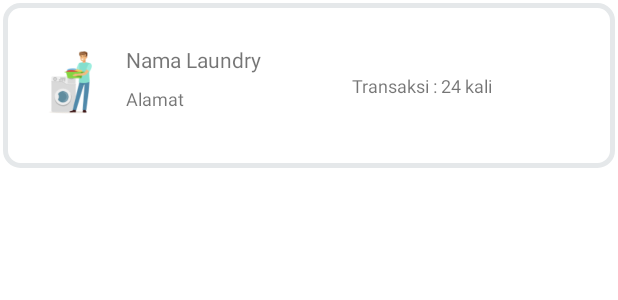
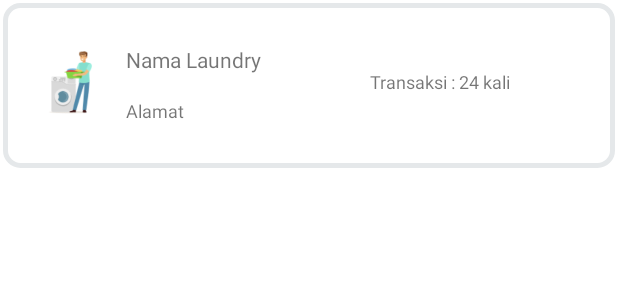
Before and after one commit to alexistdev/elaundry, an Android app: the layout single_list_laundry.xml on its own in the app's theme, with its tools: preview values and no code run, on a phone screen of 412 x 824 dp. Shown: the top 300 px of the screen. Run offline under Robolectric (Android 15) with nearby library versions, the phone set to English and light mode, and no system bars.

Commit message:
Laundry Adapter

```diff
--- a/Android-App/app/src/main/java/com/coder/elaundry_apps/api/APIService.java
+++ b/Android-App/app/src/main/java/com/coder/elaundry_apps/api/APIService.java
@@ -14,9 +14,15 @@ import retrofit2.Retrofit;
 import retrofit2.converter.gson.GsonConverterFactory;
 import retrofit2.http.Field;
 import retrofit2.http.FormUrlEncoded;
+import retrofit2.http.GET;
 import retrofit2.http.POST;
 
 public interface APIService {
+
+
+    @GET("api/v1/list_laundry")
+    Call<LoginModel> getLaundry(@Field("email") String email,
+                               @Field("password") String password);
 
     @FormUrlEncoded
     @POST("api/v1/auth")
--- a/Android-App/app/src/main/res/layout/single_list_laundry.xml
+++ b/Android-App/app/src/main/res/layout/single_list_laundry.xml
@@ -1,10 +1,11 @@
 <?xml version="1.0" encoding="utf-8"?>
 <androidx.constraintlayout.widget.ConstraintLayout xmlns:android="http://schemas.android.com/apk/res/android"
     xmlns:app="http://schemas.android.com/apk/res-auto"
-    android:background="@drawable/border_card"
+    xmlns:tools="http://schemas.android.com/tools"
+    android:layout_width="match_parent"
+    android:layout_height="wrap_content"
     android:layout_margin="2dp"
-    android:layout_width="match_parent"
-    android:layout_height="wrap_content">
+    android:background="@drawable/border_card">
 
 
     <ImageView
@@ -12,15 +13,15 @@
         android:layout_width="50sp"
         android:layout_height="70sp"
         android:layout_margin="20sp"
+        android:contentDescription="@string/imageContent"
         android:src="@drawable/laundry"
-        android:contentDescription="@string/imageContent"
         app:layout_constraintBottom_toBottomOf="parent"
         app:layout_constraintStart_toStartOf="parent"
         app:layout_constraintTop_toTopOf="parent" />
 
 
     <TextView
-        android:id="@+id/txtPesan"
+        android:id="@+id/txt_nama_laundry"
         android:layout_width="wrap_content"
         android:layout_height="wrap_content"
         android:layout_gravity="center"
@@ -33,27 +34,29 @@
         app:layout_constraintTop_toTopOf="parent" />
 
     <TextView
-        android:id="@+id/textView6"
+        android:id="@+id/txt_alamat_laundry"
         android:layout_width="wrap_content"
         android:layout_height="wrap_content"
         android:layout_marginStart="12dp"
-        android:layout_marginTop="8dp"
+        android:layout_marginTop="16dp"
         android:text="@string/listLaundry2"
         android:textSize="12sp"
+        app:layout_constraintBottom_toBottomOf="parent"
         app:layout_constraintStart_toEndOf="@+id/imageView3"
-        app:layout_constraintTop_toBottomOf="@+id/txtPesan" />
+        app:layout_constraintTop_toBottomOf="@+id/txt_nama_laundry"
+        app:layout_constraintVertical_bias="0.0" />
 
     <TextView
-        android:id="@+id/textView7"
+        android:id="@+id/txt_jumlah_terjual"
         android:layout_width="wrap_content"
         android:layout_height="wrap_content"
-        android:layout_marginStart="60dp"
+        android:layout_marginStart="72dp"
+        android:layout_marginTop="44dp"
         android:text="@string/listLaundry3"
         android:textSize="12sp"
-        app:layout_constraintBottom_toBottomOf="parent"
         app:layout_constraintEnd_toEndOf="parent"
         app:layout_constraintHorizontal_bias="0.0"
-        app:layout_constraintStart_toEndOf="@+id/txtPesan"
+        app:layout_constraintStart_toEndOf="@+id/txt_nama_laundry"
         app:layout_constraintTop_toTopOf="parent" />
 
 </androidx.constraintlayout.widget.ConstraintLayout>
```
Also changed, not shown: Android-App/app/src/main/java/com/coder/elaundry_apps/adapter/LaundryAdapter.java (added, +57 -0 lines), Android-App/app/src/main/java/com/coder/elaundry_apps/model/LaundryModel.java (added, +57 -0 lines), Android-App/app/src/main/java/com/coder/elaundry_apps/response/GetLaundry.java (added, +35 -0 lines), 1 other file.
